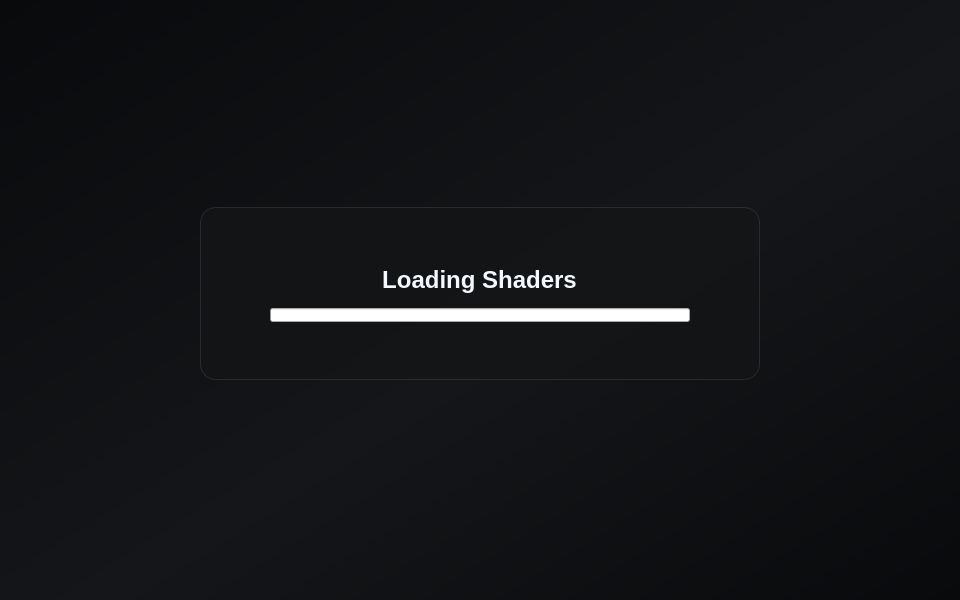
Qt form src/lichii/loading_screen.ui (skbenni/Lichii_with_my_change) before a commit.
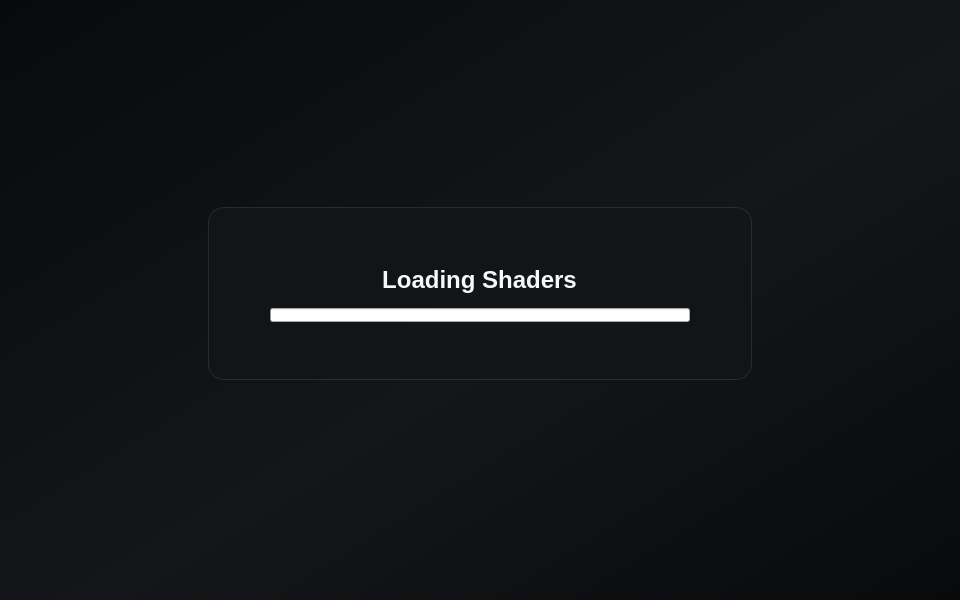
The same form after that commit.

```diff
--- a/src/lichii/loading_screen.ui
+++ b/src/lichii/loading_screen.ui
@@ -69,7 +69,8 @@
        <widget class="QFrame" name="loadingCard">
         <property name="minimumSize">
          <size>
-          <width>560</width>
+           <width>544</width>
+
           <height>0</height>
          </size>
         </property>
```
